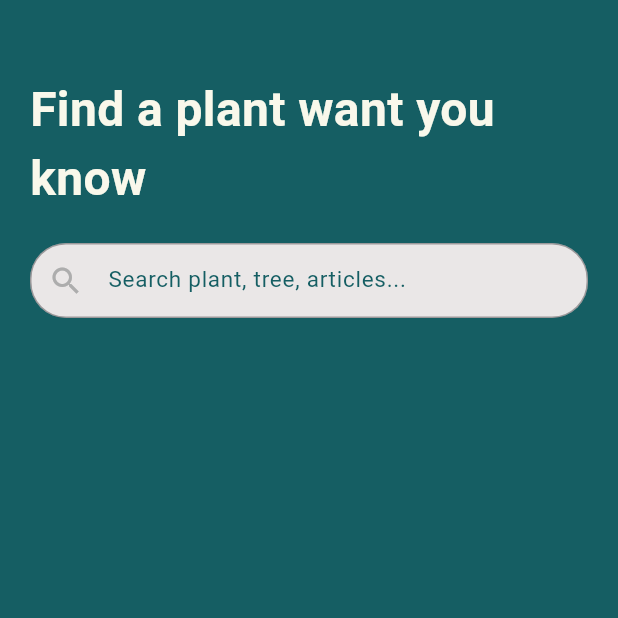
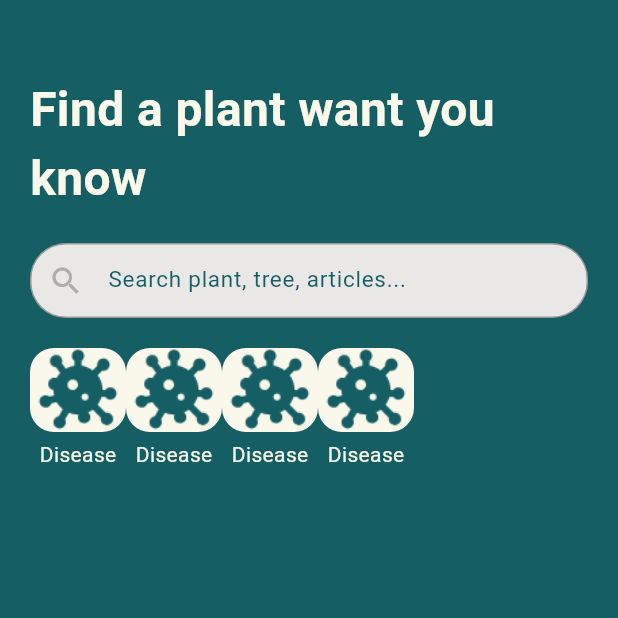
Before and after one commit to Billyode03/flutter_LaOdeNaubillHudaAshara_Mini_Project, a Flutter app: the screen it shows after launch, on a phone screen of 412 x 824 dp, the top half of it. Run offline on Flutter 3.47's test engine with Material 3 defaults, Android fonts, the phone set to English and light mode, and no system bars; our stand-ins replace animated_splash_screen, another_flutter_splash_screen, google_fonts, lottie, smooth_page_indicator.

Commit message:
Setting icon list

```diff
--- a/My_Mini_Project/green_garden_app/lib/Constant/icon_constant.dart
+++ b/My_Mini_Project/green_garden_app/lib/Constant/icon_constant.dart
@@ -37,24 +37,24 @@ class IconConstant {
     color: ColorPlants.greenDark,
     size: 25,
   );
-  static Icon virusIcon = Icon(
-    Icons.sunny,
-    color: ColorPlants.greenDark,
-    size: 25,
+  static Image virusIcon = Image.asset(
+    'assets/icons/disease.png',
+    height: 25,
+    width: 25,
   );
-  static Icon articleIcon = Icon(
-    Icons.newspaper_rounded,
-    color: ColorPlants.greenDark,
-    size: 25,
+  static Image articleIcon = Image.asset(
+    'assets/icons/article.png',
+    height: 25,
+    width: 25,
   );
-  static Icon favoriteIcon = Icon(
-    Icons.favorite,
-    color: ColorPlants.greenDark,
-    size: 25,
+  static Image ideaIcon = Image.asset(
+    'assets/icons/idea.png',
+    height: 25,
+    width: 25,
   );
-  static Icon tipsIcon = Icon(
-    Icons.tips_and_updates,
-    color: ColorPlants.greenDark,
-    size: 25,
+  static Image loveIcon = Image.asset(
+    'assets/icons/love.png',
+    height: 25,
+    width: 25,
   );
 }
--- a/My_Mini_Project/green_garden_app/lib/Pages/home/home_page.dart
+++ b/My_Mini_Project/green_garden_app/lib/Pages/home/home_page.dart
@@ -4,6 +4,7 @@ import 'package:green_garden/Constant/icon_constant.dart';
 import 'package:green_garden/Constant/text_constant.dart';
 import 'package:green_garden/Pages/home/widget/form_search_home_widget.dart';
 import 'package:green_garden/Pages/home/widget/header_home_widget.dart';
+import 'package:green_garden/Pages/home/widget/plant_list_menu_home.dart';
 import 'package:green_garden/auth/register/register_page.dart';
 import 'package:green_garden/widgets/reusableButtonSubmit.dart';
 import 'package:green_garden/widgets/reusableTextField.dart';
@@ -34,6 +35,10 @@ class _HomePageState extends State<HomePage> {
                 height: 20,
               ),
               FormSearchHomeWidget(),
+              SizedBox(
+                height: 20,
+              ),
+              PlantListMenuHome(),
             ],
           ),
         ),
--- a/My_Mini_Project/green_garden_app/lib/Pages/home/widget/menu_home_widget.dart
+++ b/My_Mini_Project/green_garden_app/lib/Pages/home/widget/menu_home_widget.dart
@@ -4,11 +4,11 @@ import 'package:green_garden/Constant/icon_constant.dart';
 
 class MenuHomeWidget extends StatelessWidget {
   final String title;
-  final IconData iconsData;
+  final Image iconConstant;
   const MenuHomeWidget({
     super.key,
     required this.title,
-    required this.iconsData,
+    required this.iconConstant,
   });
 
   @override
@@ -19,8 +19,17 @@ class MenuHomeWidget extends StatelessWidget {
           height: 56,
           width: 64,
           decoration: BoxDecoration(
-            borderRadius: BorderRadius.circular(16),color: ColorPlants.whiteSkull,
-          ),child: Icon(IconConstant.)
+            borderRadius: BorderRadius.circular(16),
+            color: ColorPlants.whiteSkull,
+          ),
+          child: iconConstant,
+        ),
+        SizedBox(
+          height: 5,
+        ),
+        Text(
+          title,
+          style: TextStyle(color: ColorPlants.whiteSkull),
         ),
       ],
     );
--- a/My_Mini_Project/green_garden_app/lib/Pages/home/widget/plant_list_menu_home.dart
+++ b/My_Mini_Project/green_garden_app/lib/Pages/home/widget/plant_list_menu_home.dart
@@ -1,16 +1,20 @@
 import 'package:flutter/material.dart';
+import 'package:green_garden/Constant/icon_constant.dart';
+import 'package:green_garden/Pages/home/widget/menu_home_widget.dart';
 
 class PlantListMenuHome extends StatelessWidget {
-
   const PlantListMenuHome({
     super.key,
-
   });
 
   @override
   Widget build(BuildContext context) {
     return Row(
-      children: [PlantListMenuHome(title: title, iconsData: iconsData)
+      children: [
+        MenuHomeWidget(title: 'Disease', iconConstant: IconConstant.virusIcon),
+        MenuHomeWidget(title: 'Disease', iconConstant: IconConstant.virusIcon),
+        MenuHomeWidget(title: 'Disease', iconConstant: IconConstant.virusIcon),
+        MenuHomeWidget(title: 'Disease', iconConstant: IconConstant.virusIcon),
       ],
     );
   }
--- a/My_Mini_Project/green_garden_app/pubspec.yaml
+++ b/My_Mini_Project/green_garden_app/pubspec.yaml
@@ -55,6 +55,10 @@ flutter:
   # To add assets to your application, add an assets section, like this:
   assets:
     - assets/lottie/plant.json
+    - assets/icons/article.png
+    - assets/icons/disease.png
+    - assets/icons/idea.png
+    - assets/icons/love.png
     - assets/plant1.png
     - assets/plant2.png
     - assets/plant3.png
```
Also changed, not shown: My_Mini_Project/green_garden_app/assets/icons/article.png (renamed from My_Mini_Project/green_garden_app/assets/icons/Group.png), My_Mini_Project/green_garden_app/assets/icons/disease.png (renamed from My_Mini_Project/green_garden_app/assets/icons/mdi_virus.png), My_Mini_Project/green_garden_app/assets/icons/idea.png (renamed from My_Mini_Project/green_garden_app/assets/icons/icon-park-outline_tips.png), My_Mini_Project/green_garden_app/assets/icons/love.png (renamed from My_Mini_Project/green_garden_app/assets/icons/Vector.png).
